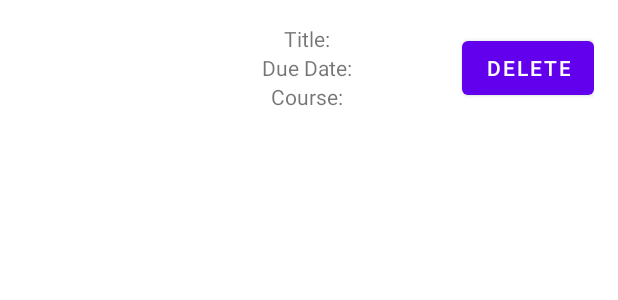
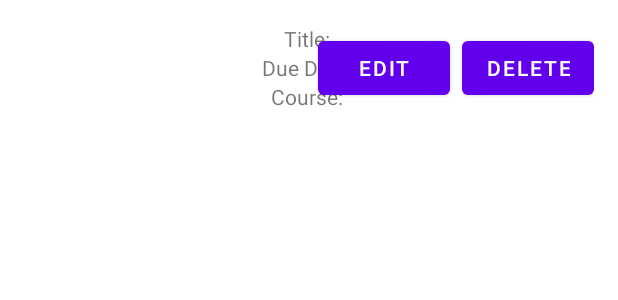
Before and after one commit to samcarozzi/Project1_2340, an Android app: the layout assignment_item.xml on its own in the app's theme, with its tools: preview values and no code run, on a phone screen of 412 x 824 dp. Shown: the top 300 px of the screen. Run offline under Robolectric (Android 15) with nearby library versions, the phone set to English and light mode, and no system bars.

```diff
--- a/app/src/main/res/layout/assignment_item.xml
+++ b/app/src/main/res/layout/assignment_item.xml
@@ -41,4 +41,14 @@
         app:layout_constraintEnd_toEndOf="parent"
         app:layout_constraintTop_toTopOf="parent"
         app:layout_constraintBottom_toBottomOf="parent"/>
+
+    <Button
+        android:id="@+id/assignmentEditButton"
+        android:layout_width="wrap_content"
+        android:layout_height="wrap_content"
+        android:text="Edit"
+        app:layout_constraintTop_toTopOf="parent"
+        app:layout_constraintBottom_toBottomOf="parent"
+        app:layout_constraintEnd_toStartOf="@id/assignmentDeleteButton"
+        android:layout_marginEnd="8dp"/>
 </androidx.constraintlayout.widget.ConstraintLayout>
```
Also changed, not shown: app/src/main/java/com/example/project1/ui/GTAssignment/GTAssignmentsAdapter.java (+25 -0 lines), app/src/main/java/com/example/project1/ui/assignment/AssignmentFragment.java (+16 -0 lines).
